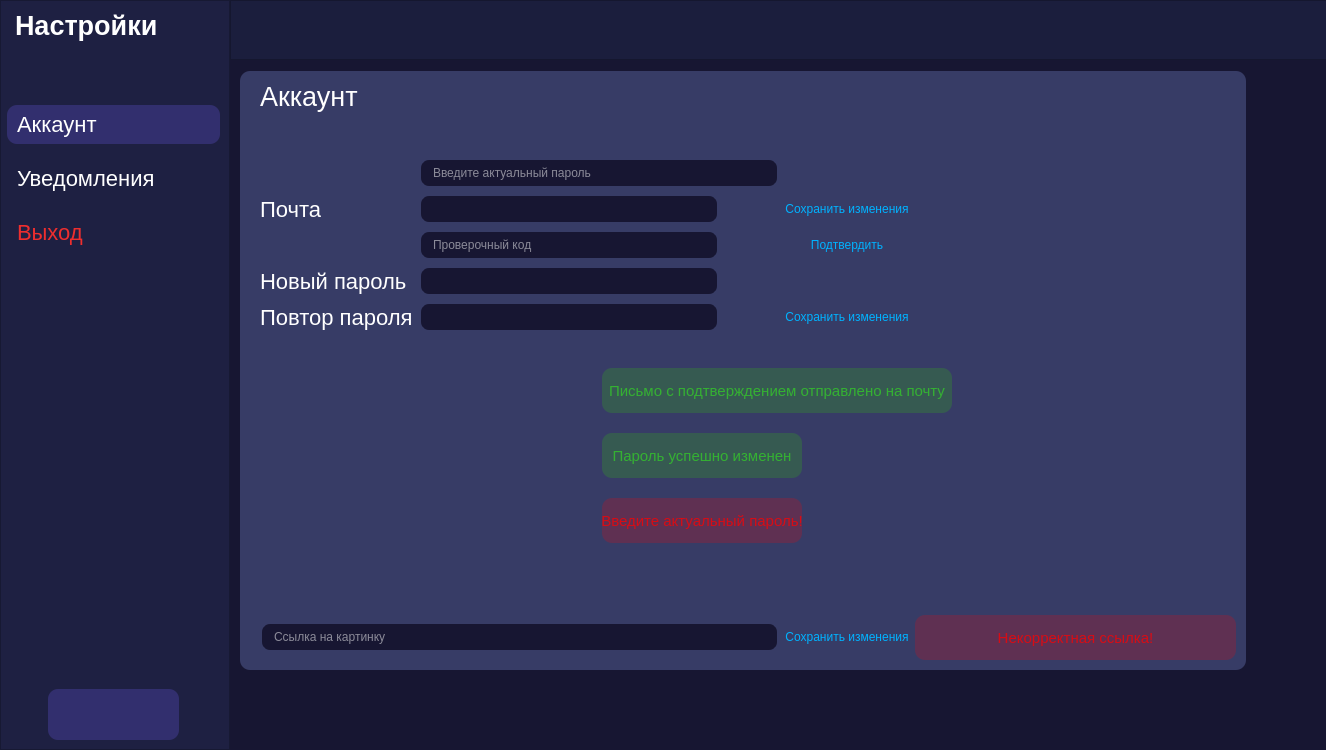
Qt form interfaces/settings_page.ui (ArtShibaev/Bugtracker) before a commit.
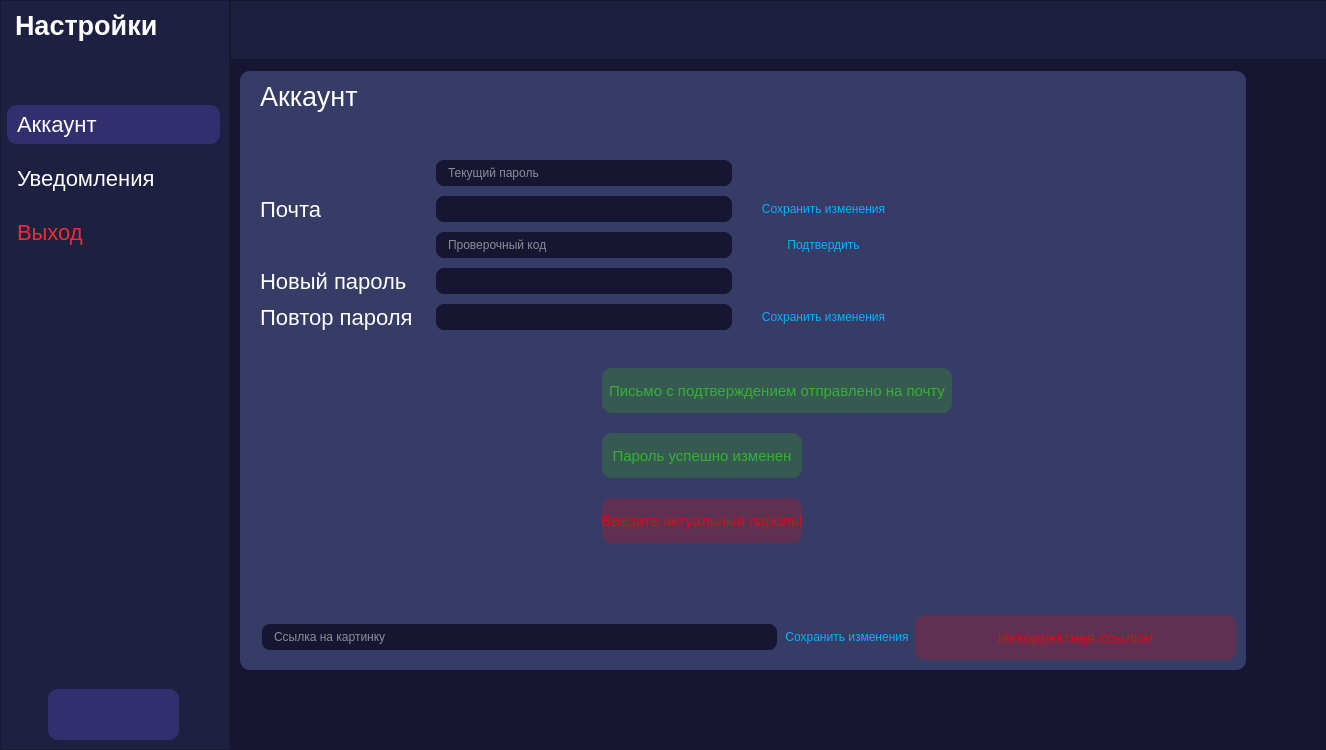
The same form after that commit.

Commit message: Изменен интерфейс

Diff of the .ui file:
```diff
--- a/interfaces/settings_page.ui
+++ b/interfaces/settings_page.ui
@@ -671,6 +671,12 @@
              </item>
              <item row="0" column="1">
               <widget class="QLineEdit" name="Pass_ver">
+               <property name="maximumSize">
+                <size>
+                 <width>300</width>
+                 <height>16777215</height>
+                </size>
+               </property>
                <property name="styleSheet">
                 <string notr="true">color: white;
 background-color: #171632;
@@ -680,7 +686,7 @@
 outline: none;</string>
                </property>
                <property name="placeholderText">
-                <string>Введите актуальный пароль</string>
+                <string>Текущий пароль</string>
                </property>
               </widget>
              </item>
```
The commit also changes 1 other file.
